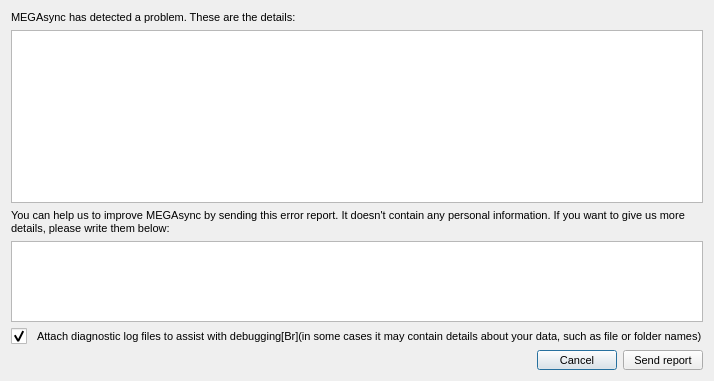
Old version of the form src/MEGASync/gui/macx/CrashReportDialog.ui in the repository meganz/MEGAsync.
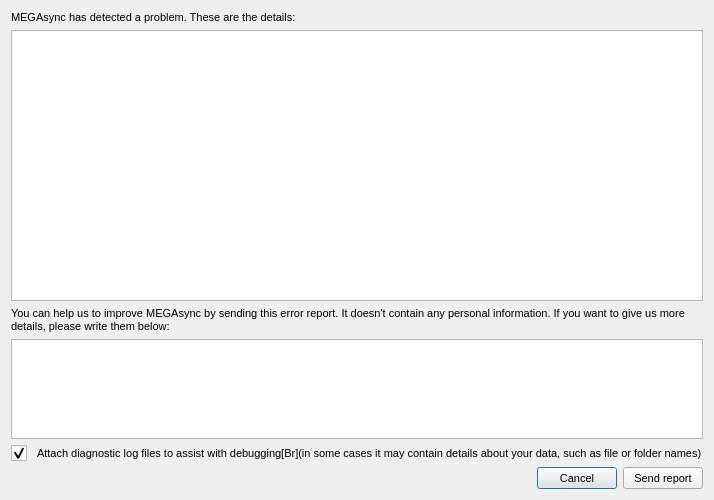
New version of the form.

Commit message: change crash report dialog geometry & fix crash when repositioning with !infodialog

What changed in the file:
```diff
--- a/src/MEGASync/gui/macx/CrashReportDialog.ui
+++ b/src/MEGASync/gui/macx/CrashReportDialog.ui
@@ -6,8 +6,8 @@
    <rect>
     <x>0</x>
     <y>0</y>
-    <width>386</width>
-    <height>381</height>
+    <width>450</width>
+    <height>500</height>
    </rect>
   </property>
   <property name="windowTitle">
```
The commit also changes 2 other files.
